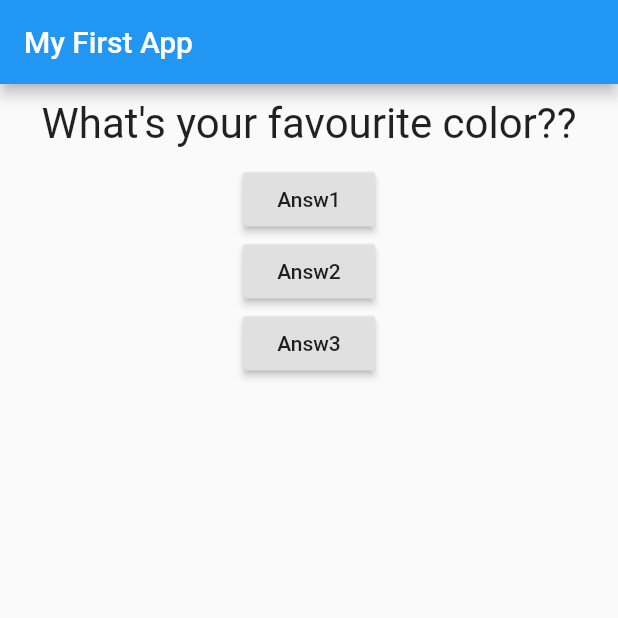
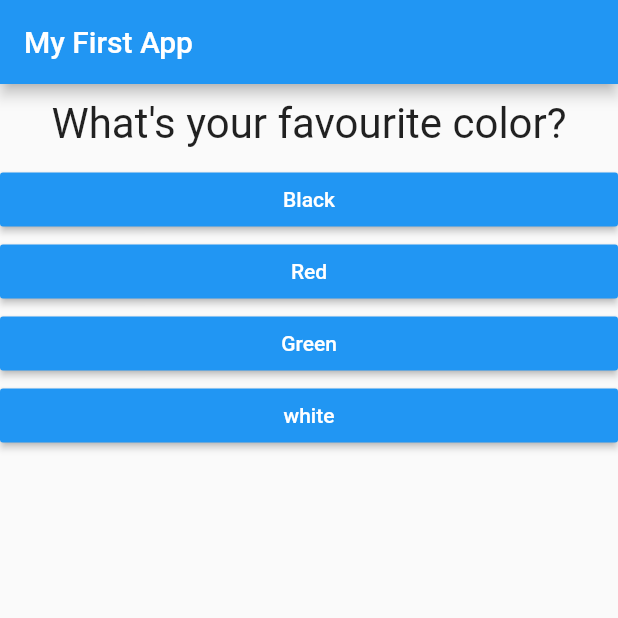
Before and after one commit to soggy29797/flutter_complete_guide, a Flutter app: the screen it shows after launch, on a phone screen of 412 x 824 dp, the top half of it. Run offline on Flutter 3.47's test engine with Material 2 defaults, Android fonts, the phone set to English and light mode, and no system bars.

Commit message:
added answer widget

```diff
--- /dev/null
+++ b/lib/answer.dart
@@ -0,0 +1,22 @@
+import 'package:flutter/material.dart';
+
+class Answer extends StatelessWidget {
+
+  final Function selectHandler;
+  final String answer;
+
+  Answer(this.selectHandler,this.answer);
+
+  @override
+  Widget build(BuildContext context) {
+    return Container(
+      width: double.infinity,
+      child: RaisedButton(
+        color: Colors.blue,
+        textColor: Colors.white,
+        child: Text(answer),
+        onPressed: selectHandler,
+      )
+    );
+  }
+}
--- a/lib/main.dart
+++ b/lib/main.dart
@@ -1,6 +1,7 @@
 import 'package:flutter/material.dart';
 
 import './question.dart';
+import './answer.dart';
 
 void main() {
   runApp(MyApp());
@@ -27,9 +28,13 @@ class _MyAppState extends State<MyApp> {
 
   @override
   Widget build(BuildContext context) {
-    var questions = [
-      'What\'s your favourite color??',
-      'What\'s your favourite animal?',
+    const questions = [
+      {'questionText': 'What\'s your favourite color?',
+        'answers': ['Black', 'Red', 'Green', 'white']},
+      {'questionText': 'What\'s your favourite animal?',
+        'answers': ['Rabbit','Snake','Elephant','Lion']},
+      {'questionText': 'Who\'s your favourite instructor?',
+        'answers': ['Max','Max','Max','Max']},
     ];
     return MaterialApp(
       home: Scaffold(
@@ -39,22 +44,11 @@ class _MyAppState extends State<MyApp> {
         body: Column(
           children: [
             Question(
-              questions.elementAt(_questionIndex),
+              questions[_questionIndex]['questionText'],
             ),
-            RaisedButton(
-              child: Text('Answ1'),
-              onPressed: _answerQuestion,
-            ),
-            RaisedButton(
-              child: Text('Answ2'),
-              onPressed: () => print("answer2 chosen"),
-            ),
-            RaisedButton(
-              child: Text('Answ3'),
-              onPressed: () {
-                print("answer3 chosen");
-              },
-            ),
+            ...(questions[_questionIndex]['answers'] as List<String>).map((answer) {
+               return Answer(_answerQuestion,answer);
+            })
           ],
         ),
       ),
```
